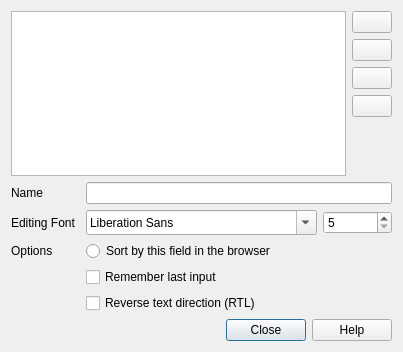
Above: designer/fields.ui from ankitects/anki before the change. Below: the same form after it.
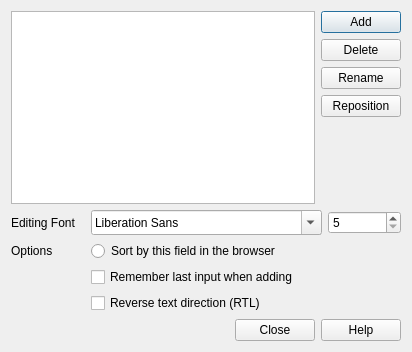
That is the form after the change. Icons and pictures are not drawn.

Commit message: finish fields dialog

Patch:
```diff
--- a/designer/fields.ui
+++ b/designer/fields.ui
@@ -6,7 +6,7 @@
    <rect>
     <x>0</x>
     <y>0</y>
-    <width>403</width>
+    <width>412</width>
     <height>352</height>
    </rect>
   </property>
@@ -37,29 +37,15 @@
        <item>
         <widget class="QPushButton" name="fieldAdd">
          <property name="text">
-          <string/>
-         </property>
-         <property name="icon">
-          <iconset resource="icons.qrc">
-           <normaloff>:/icons/list-add.png</normaloff>:/icons/list-add.png</iconset>
-         </property>
-         <property name="autoDefault">
-          <bool>false</bool>
+          <string>Add</string>
          </property>
         </widget>
        </item>
        <item>
         <widget class="QPushButton" name="fieldDelete">
          <property name="text">
-          <string/>
+          <string>Delete</string>
          </property>
-         <property name="icon">
-          <iconset resource="icons.qrc">
-           <normaloff>:/icons/editdelete.png</normaloff>:/icons/editdelete.png</iconset>
-         </property>
-         <property name="autoDefault">
-          <bool>false</bool>
-         </property>
         </widget>
        </item>
        <item>
@@ -68,15 +54,8 @@
           <string>Move selected field up</string>
          </property>
          <property name="text">
-          <string/>
+          <string>Rename</string>
          </property>
-         <property name="icon">
-          <iconset resource="icons.qrc">
-           <normaloff>:/icons/arrow-up.png</normaloff>:/icons/arrow-up.png</iconset>
-         </property>
-         <property name="autoDefault">
-          <bool>false</bool>
-         </property>
         </widget>
        </item>
        <item>
@@ -85,14 +64,7 @@
           <string>Move selected field down</string>
          </property>
          <property name="text">
-          <string/>
-         </property>
-         <property name="icon">
-          <iconset resource="icons.qrc">
-           <normaloff>:/icons/arrow-down.png</normaloff>:/icons/arrow-down.png</iconset>
-         </property>
-         <property name="autoDefault">
-          <bool>false</bool>
+          <string>Reposition</string>
          </property>
         </widget>
        </item>
@@ -115,27 +87,14 @@
    </item>
    <item>
     <layout class="QGridLayout" name="_2">
-     <item row="0" column="1" colspan="2">
-      <widget class="QLineEdit" name="fieldName"/>
-     </item>
      <item row="0" column="0">
-      <widget class="QLabel" name="label_20">
-       <property name="text">
-        <string>Name</string>
-       </property>
-       <property name="alignment">
-        <set>Qt::AlignLeading|Qt::AlignLeft|Qt::AlignVCenter</set>
-       </property>
-      </widget>
-     </item>
-     <item row="1" column="0">
       <widget class="QLabel" name="label_5">
        <property name="text">
         <string>Editing Font</string>
        </property>
       </widget>
      </item>
-     <item row="1" column="1">
+     <item row="0" column="1">
       <widget class="QFontComboBox" name="fontFamily">
        <property name="minimumSize">
         <size>
@@ -145,14 +104,14 @@
        </property>
       </widget>
      </item>
-     <item row="4" column="1">
+     <item row="3" column="1">
       <widget class="QCheckBox" name="rtl">
        <property name="text">
         <string>Reverse text direction (RTL)</string>
        </property>
       </widget>
      </item>
-     <item row="1" column="2">
+     <item row="0" column="2">
       <widget class="QSpinBox" name="fontSize">
        <property name="minimum">
         <number>5</number>
@@ -162,21 +121,21 @@
        </property>
       </widget>
      </item>
-     <item row="3" column="1">
+     <item row="2" column="1">
       <widget class="QCheckBox" name="sticky">
        <property name="text">
-        <string>Remember last input</string>
+        <string>Remember last input when adding</string>
        </property>
       </widget>
      </item>
-     <item row="2" column="0">
+     <item row="1" column="0">
       <widget class="QLabel" name="label_18">
        <property name="text">
         <string>Options</string>
        </property>
       </widget>
      </item>
-     <item row="2" column="1">
+     <item row="1" column="1">
       <widget class="QRadioButton" name="sortField">
        <property name="text">
         <string>Sort by this field in the browser</string>
```
Left out of the diff: 19 changed lines with no effect on the pictures. The commit also changes 7 other files.
